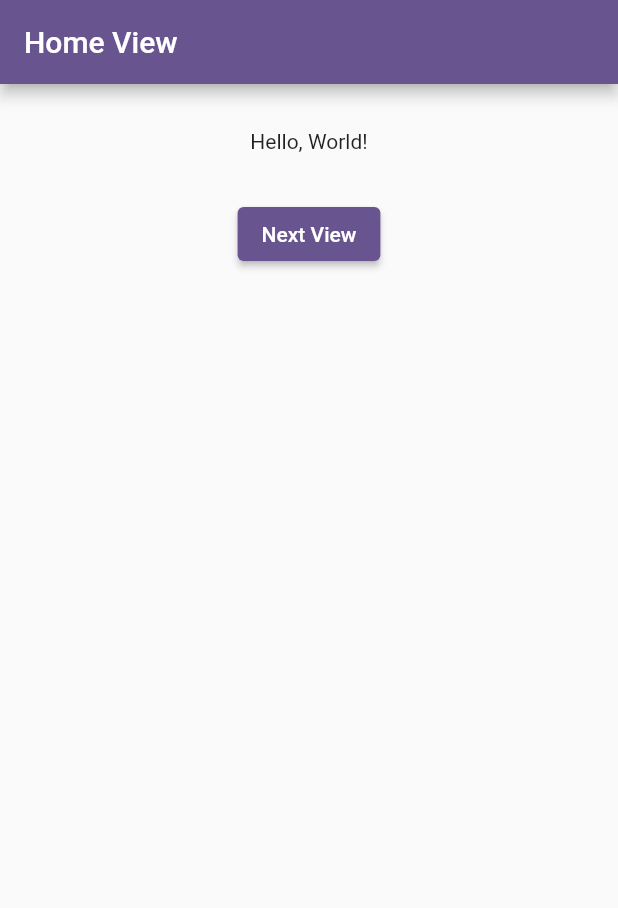
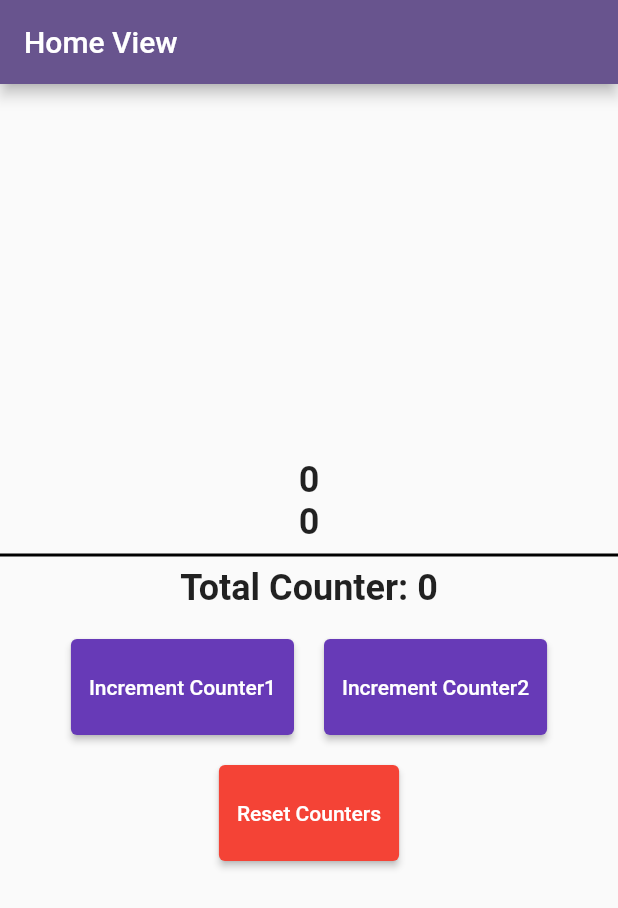
Before and after one commit to QusailahJalal/learning-provider, a Flutter app: the screen it shows after launch, on a phone screen of 412 x 824 dp. Shown: the top 908 px of the screen. Run offline on Flutter 3.47's test engine with Material 3 defaults, Android fonts, the phone set to English and light mode, and no system bars; our stand-ins replace device_preview.

Commit message:
feat: Refactor HomeView to improve counter management and UI interaction

```diff
--- a/lib/main.dart
+++ b/lib/main.dart
@@ -3,11 +3,13 @@ import 'package:flutter/material.dart';
 import 'package:provider/provider.dart';
 
 void main() {
-  runApp(DevicePreview(
-    builder: (context) {
-      return const MyApp();
-    }
-  ));
+  runApp(
+    DevicePreview(
+      builder: (context) {
+        return const MyApp();
+      },
+    ),
+  );
 }
 
 class MyApp extends StatelessWidget {
@@ -27,39 +29,133 @@ class MyApp extends StatelessWidget {
     );
   }
 }
+
 class HomeView extends StatelessWidget {
   const HomeView({super.key});
 
   @override
   Widget build(BuildContext context) {
-    return  ChangeNotifierProvider(
+    return ChangeNotifierProvider(
       create: (context) => HomeViewProvider(),
 
-      child :Scaffold(
-        appBar: AppBar(
-          title: Text('Home View'),
-        ),
+      child: Scaffold(
+        appBar: AppBar(title: Text('Home View')),
         body: Center(
-          child: Consumer<HomeViewProvider>(builder: (context, homeProvider, child) => Column(
+          child: Column(
+            mainAxisAlignment: .center,
             children: [
-              SizedBox(height: 30,),
-              Text(homeProvider.helloMessage),
-              SizedBox(height: 30,),
-              ElevatedButton(onPressed: () {
-                    homeProvider.updateMessage('Hello again, World!');
-              }, child: Text('Next View'))
+              Selector<HomeViewProvider, int>(
+                builder: (context, value, child) {
+                  print('Incrementing Counter1');
+                  return Text(
+                    value.toString(),
+                    style: TextStyle(fontSize: 24, fontWeight: FontWeight.bold),
+                  );
+                },
+                selector: (context, provider) => provider.counter1,
+              ),
+              Selector<HomeViewProvider, int>(
+                builder: (context, value, child) {
+                  print('Incrementing Counter2');
+                  return Text(
+                    value.toString(),
+                    style: TextStyle(fontSize: 24, fontWeight: FontWeight.bold),
+                  );
+                },
+                selector: (context, provider) => provider.counter2,
+              ),
+              Divider(thickness: 2, color: Colors.black),
+              Selector<HomeViewProvider, int>(
+                builder: (context, value, child) {
+                  print('Updating Total Counter');
+                  return Text(
+                    'Total Counter: $value',
+                    style: TextStyle(fontSize: 24, fontWeight: FontWeight.bold),
+                  );
+                },
+                selector: (context, provider) => provider.totalCounter,
+              ),
+              SizedBox(height: 20),
+              Consumer(
+                builder: (context, HomeViewProvider provider, child) {
+                  return Row(
+                    mainAxisAlignment: .center,
+                    children: [
+                      ElevatedButton(
+                        style: ElevatedButton.styleFrom(
+                          backgroundColor: Colors.deepPurple,
+                          padding: EdgeInsets.symmetric(
+                            horizontal: 12,
+                            vertical: 24,
+                          ),
+                        ),
+                        onPressed: () {
+                          provider.incrementCounter1();
+                        },
+                        child: Text('Increment Counter1'),
+                      ),
+                      SizedBox(width: 20),
+                      ElevatedButton(
+                        style: ElevatedButton.styleFrom(
+                          backgroundColor: Colors.deepPurple,
+                          padding: EdgeInsets.symmetric(
+                            horizontal: 12,
+                            vertical: 24,
+                          ),
+                        ),
+                        onPressed: () {
+                          provider.incrementCounter2();
+                        },
+                        child: Text('Increment Counter2'),
+                      ),
+                    ],
+                  );
+                },
+              ),
+              SizedBox(height: 20),
+              Consumer<HomeViewProvider>(
+                builder: (context, provider, child) {
+                  return ElevatedButton(
+                    style: ElevatedButton.styleFrom(
+                      backgroundColor: Colors.red,
+                      padding: EdgeInsets.symmetric(
+                        horizontal: 12,
+                        vertical: 24,
+                      ),
+                    ),
+                    onPressed: () {
+                      provider.resetCounters();
+                    },
+                    child: Text('Reset Counters'),
+                  );
+                },
+              ),
             ],
-          ),)
+          ),
         ),
       ),
     );
   }
 }
 
-class HomeViewProvider extends ChangeNotifier{
-  String helloMessage = "Hello, World!";
-  void updateMessage(String newMessage){
-    helloMessage = newMessage;
+class HomeViewProvider extends ChangeNotifier {
+  int counter1 = 0;
+  int counter2 = 0;
+  int get totalCounter => counter1 + counter2;
+
+  void incrementCounter1() {
+    counter1++;
+    notifyListeners();
+  }
+
+  void incrementCounter2() {
+    counter2++;
+    notifyListeners();
+  }
+
+  void resetCounters() {
+    counter1 = 0;
+    counter2 = 0;
     notifyListeners();
   }
 }
```
